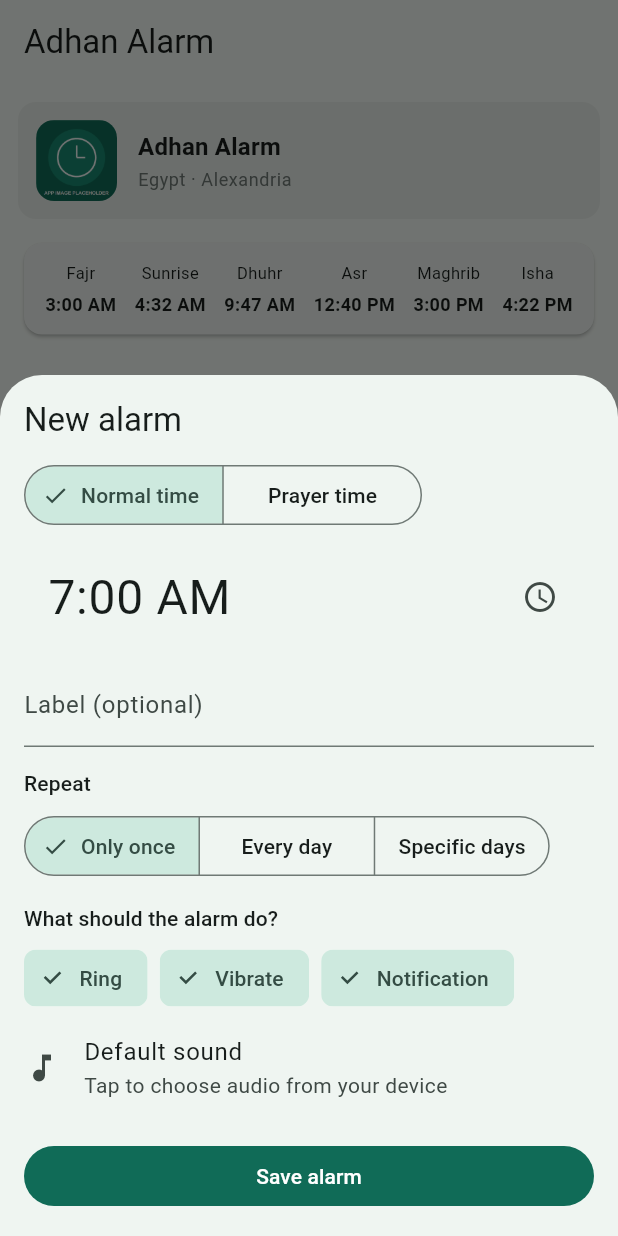
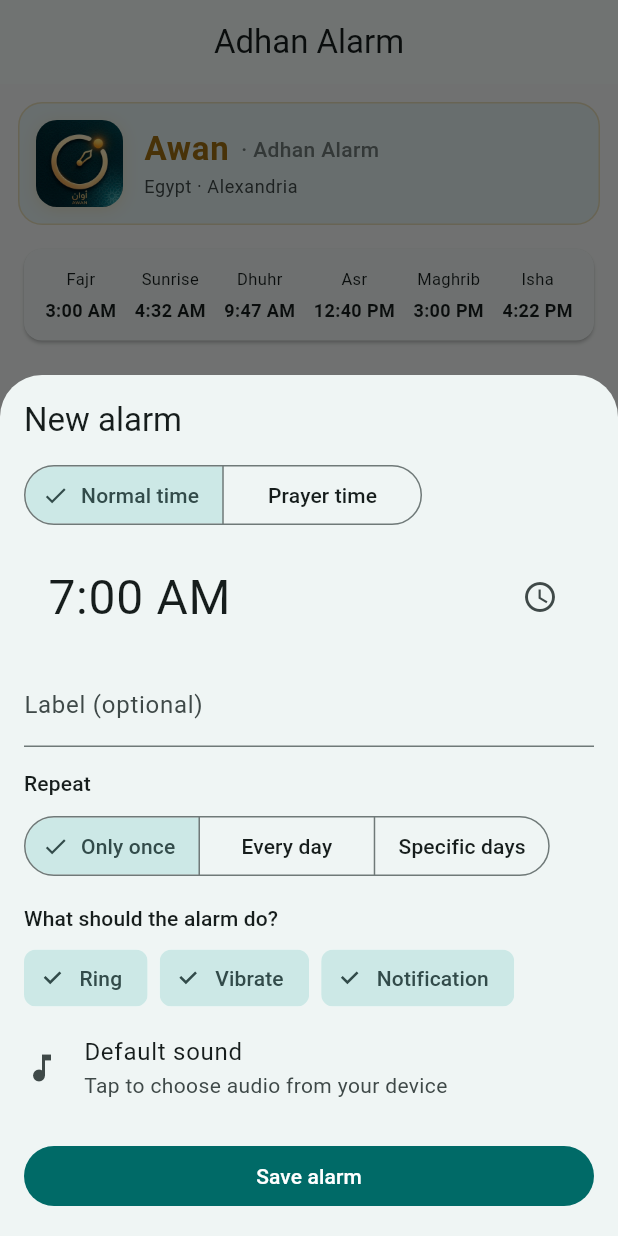
Before and after one commit to OsamaAlshahat/adhan-alarm, a Flutter app: the screen it shows after launch, after a tap on "New alarm", on a phone screen of 412 x 824 dp. Run offline on Flutter 3.47's test engine with Material 3 defaults, Android fonts, the phone set to English and light mode, and no system bars; our stand-ins replace adhan, file_picker, geolocator, permission_handler, shared_preferences; missing offline and left inert: alarm, workmanager; statements that could not run were skipped.

Commit message:
Update app icon to Awan logo, theme UI in deep emerald teal & warm gold, remove quick offset preset chips

```diff
--- a/lib/main.dart
+++ b/lib/main.dart
@@ -557,30 +557,43 @@ class RingScreen extends StatelessWidget {
     return PopScope(
       canPop: false,
       child: Scaffold(
-        backgroundColor: cs.primary,
+        backgroundColor: const Color(0xFF072426),
         body: SafeArea(
           child: Padding(
             padding: const EdgeInsets.all(24),
             child: Column(
               mainAxisAlignment: MainAxisAlignment.center,
               children: [
-                Icon(Icons.alarm, size: 80, color: cs.onPrimary),
-                const SizedBox(height: 12),
+                ClipRRect(
+                  borderRadius: BorderRadius.circular(20),
+                  child: Image.asset(
+                    'assets/icon.jpg',
+                    width: 90,
+                    height: 90,
+                    fit: BoxFit.cover,
+                    errorBuilder: (_, __, ___) => const Icon(Icons.alarm, size: 80, color: Color(0xFFE5B54F)),
+                  ),
+                ),
+                const SizedBox(height: 18),
                 Text(
                   formatTime(s.dateTime, c),
-                  style: TextStyle(fontSize: 64, fontWeight: FontWeight.w300, color: cs.onPrimary),
+                  style: const TextStyle(fontSize: 64, fontWeight: FontWeight.w300, color: Color(0xFFF9F5EC)),
                 ),
                 const SizedBox(height: 8),
                 Text(
                   title,
                   textAlign: TextAlign.center,
-                  style: TextStyle(fontSize: 22, color: cs.onPrimary),
+                  style: const TextStyle(fontSize: 22, color: Color(0xFFE5B54F), fontWeight: FontWeight.w600),
                 ),
                 const SizedBox(height: 48),
                 SizedBox(
                   width: double.infinity,
                   height: 60,
                   child: FilledButton.tonal(
+                    style: FilledButton.styleFrom(
+                      backgroundColor: const Color(0xFF0F3E41),
+                      foregroundColor: const Color(0xFFF9F5EC),
+                    ),
                     onPressed: () async {
                       await Alarm.stop(s.id);
                       await Alarm.set(alarmSettings: s.copyWith(
@@ -598,14 +611,14 @@ class RingScreen extends StatelessWidget {
                   height: 60,
                   child: FilledButton(
                     style: FilledButton.styleFrom(
-                      backgroundColor: cs.onPrimary,
-                      foregroundColor: cs.primary,
+                      backgroundColor: const Color(0xFFE5B54F),
+                      foregroundColor: const Color(0xFF072426),
                     ),
                     onPressed: () async {
                       await Alarm.stop(s.id);
                       nav.pop();
                     },
-                    child: Text(Tr.t(c, 'Stop', 'إيقاف'), style: const TextStyle(fontSize: 20)),
+                    child: Text(Tr.t(c, 'Stop', 'إيقاف'), style: const TextStyle(fontSize: 20, fontWeight: FontWeight.bold)),
                   ),
                 ),
               ],
@@ -685,13 +698,23 @@ class App extends StatelessWidget {
             GlobalCupertinoLocalizations.delegate,
           ],
           theme: ThemeData(
-            colorSchemeSeed: const Color(0xFF0F6B57),
+            colorSchemeSeed: const Color(0xFF0C5A58),
+            scaffoldBackgroundColor: const Color(0xFFF4F7F6),
             useMaterial3: true,
+            appBarTheme: const AppBarTheme(
+              centerTitle: true,
+              elevation: 0,
+            ),
           ),
           darkTheme: ThemeData(
-            colorSchemeSeed: const Color(0xFF0F6B57),
+            colorSchemeSeed: const Color(0xFF147A78),
+            scaffoldBackgroundColor: const Color(0xFF051719),
             brightness: Brightness.dark,
             useMaterial3: true,
+            appBarTheme: const AppBarTheme(
+              centerTitle: true,
+              elevation: 0,
+            ),
           ),
           home: const Home(),
         );
@@ -796,33 +819,52 @@ class _H extends State<Home> with WidgetsBindingObserver {
 
   /// Header widget with placeholder app image that can easily be updated later
   Widget appHeaderWithPlaceholder(BuildContext c) {
+    final isDark = Theme.of(c).brightness == Brightness.dark;
     return Card(
       elevation: 0,
       margin: const EdgeInsets.only(bottom: 12),
-      color: Theme.of(c).colorScheme.surfaceContainerHighest.withOpacity(0.5),
+      color: isDark ? const Color(0xFF09292B) : const Color(0xFFE2EFEF),
+      shape: RoundedRectangleBorder(
+        borderRadius: BorderRadius.circular(16),
+        side: BorderSide(color: const Color(0xFFE5B54F).withOpacity(0.35)),
+      ),
       child: Padding(
         padding: const EdgeInsets.all(12),
         child: Row(
           children: [
-            // =========================================================================
-            // APP IMAGE PLACEHOLDER:
-            // Replace 'assets/placeholder.png' with your final app logo / hero artwork.
-            // =========================================================================
-            ClipRRect(
-              borderRadius: BorderRadius.circular(12),
-              child: Image.asset(
-                'assets/placeholder.png',
-                width: 54,
-                height: 54,
-                fit: BoxFit.cover,
-                errorBuilder: (_, __, ___) => Container(
-                  width: 54,
-                  height: 54,
-                  decoration: BoxDecoration(
-                    color: Theme.of(c).colorScheme.primaryContainer,
-                    borderRadius: BorderRadius.circular(12),
+            Container(
+              decoration: BoxDecoration(
+                borderRadius: BorderRadius.circular(14),
+                boxShadow: [
+                  BoxShadow(
+                    color: const Color(0xFFE5B54F).withOpacity(0.25),
+                    blurRadius: 8,
+                    offset: const Offset(0, 2),
                   ),
-                  child: Icon(Icons.alarm, color: Theme.of(c).colorScheme.primary, size: 30),
+                ],
+              ),
+              child: ClipRRect(
+                borderRadius: BorderRadius.circular(14),
+                child: Image.asset(
+                  'assets/icon.jpg',
+                  width: 58,
+                  height: 58,
+                  fit: BoxFit.cover,
+                  errorBuilder: (_, __, ___) => Image.asset(
+                    'assets/placeholder.png',
+                    width: 58,
+                    height: 58,
+                    fit: BoxFit.cover,
+                    errorBuilder: (_, __, ___) => Container(
+                      width: 58,
+                      height: 58,
+                      decoration: BoxDecoration(
+                        color: const Color(0xFF0C5A58),
+                        borderRadius: BorderRadius.circular(14),
+                      ),
+                      child: const Icon(Icons.alarm, color: Color(0xFFE5B54F), size: 32),
+                    ),
+                  ),
                 ),
               ),
             ),
@@ -831,14 +873,32 @@ class _H extends State<Home> with WidgetsBindingObserver {
               child: Column(
                 crossAxisAlignment: CrossAxisAlignment.start,
                 children: [
-                  Text(
-                    Tr.t(c, 'Adhan Alarm', 'منبه الأذان'),
-                    style: Theme.of(c).textTheme.titleMedium?.copyWith(fontWeight: FontWeight.bold),
+                  Row(
+                    children: [
+                      Text(
+                        Tr.t(c, 'Awan', 'أوان'),
+                        style: Theme.of(c).textTheme.titleLarge?.copyWith(
+                              fontWeight: FontWeight.bold,
+                              color: isDark ? const Color(0xFFF2D184) : const Color(0xFF9E6E12),
+                              letterSpacing: 0.5,
+                            ),
+                      ),
+                      const SizedBox(width: 8),
+                      Text(
+                        '· ${Tr.t(c, "Adhan Alarm", "منبه الأذان")}',
+                        style: Theme.of(c).textTheme.bodyMedium?.copyWith(
+                              color: Theme.of(c).colorScheme.outline,
+                              fontWeight: FontWeight.w500,
+                            ),
+                      ),
+                    ],
                   ),
-                  const SizedBox(height: 2),
+                  const SizedBox(height: 3),
                   Text(
                     '${Tr.country(c, st.country)} · ${Tr.city(c, st.city)}',
-                    style: Theme.of(c).textTheme.bodySmall?.copyWith(color: Theme.of(c).colorScheme.outline),
+                    style: Theme.of(c).textTheme.bodySmall?.copyWith(
+                          color: Theme.of(c).colorScheme.onSurfaceVariant,
+                        ),
                   ),
                 ],
               ),
@@ -1298,36 +1358,7 @@ class _H extends State<Home> with WidgetsBindingObserver {
                       ),
 
                       if (signChoice != 0) ...[
-                        const SizedBox(height: 12),
-                        // Quick Presets
-                        Wrap(
-                          spacing: 6,
-                          runSpacing: 6,
-                          children: [
-                            for (final preset in [
-                              {'label': '5m', 'h': 0, 'm': 5},
-                              {'label': '10m', 'h': 0, 'm': 10},
-                              {'label': '15m', 'h': 0, 'm': 15},
-                              {'label': '30m', 'h': 0, 'm': 30},
-                              {'label': '45m', 'h': 0, 'm': 45},
-                              {'label': '1h', 'h': 1, 'm': 0},
-                              {'label': '1h 30m', 'h': 1, 'm': 30},
-                              {'label': '2h', 'h': 2, 'm': 0},
-                            ])
-                              ActionChip(
-                                label: Text(preset['label'] as String),
-                                avatar: (offsetHours == preset['h'] && offsetMinutes == preset['m']) ? const Icon(Icons.check, size: 16) : null,
-                                onPressed: () {
-                                  set(() {
-                                    offsetHours = preset['h'] as int;
-                                    offsetMinutes = preset['m'] as int;
-                                    e.mins = offsetHours * 60 + offsetMinutes;
-                                  });
-                                },
-                              ),
-                          ],
-                        ),
-                        const SizedBox(height: 12),
+                        const SizedBox(height: 14),
 
                         // Hours & Minutes Picker Card
                         Container(
--- a/pubspec.yaml
+++ b/pubspec.yaml
@@ -23,3 +23,4 @@ flutter:
     - assets/alarm.wav
     - assets/silent.wav
     - assets/placeholder.png
+    - assets/icon.jpg
```
Also changed, not shown: assets/icon.jpg (added), assets/placeholder.png, 1 other file.
